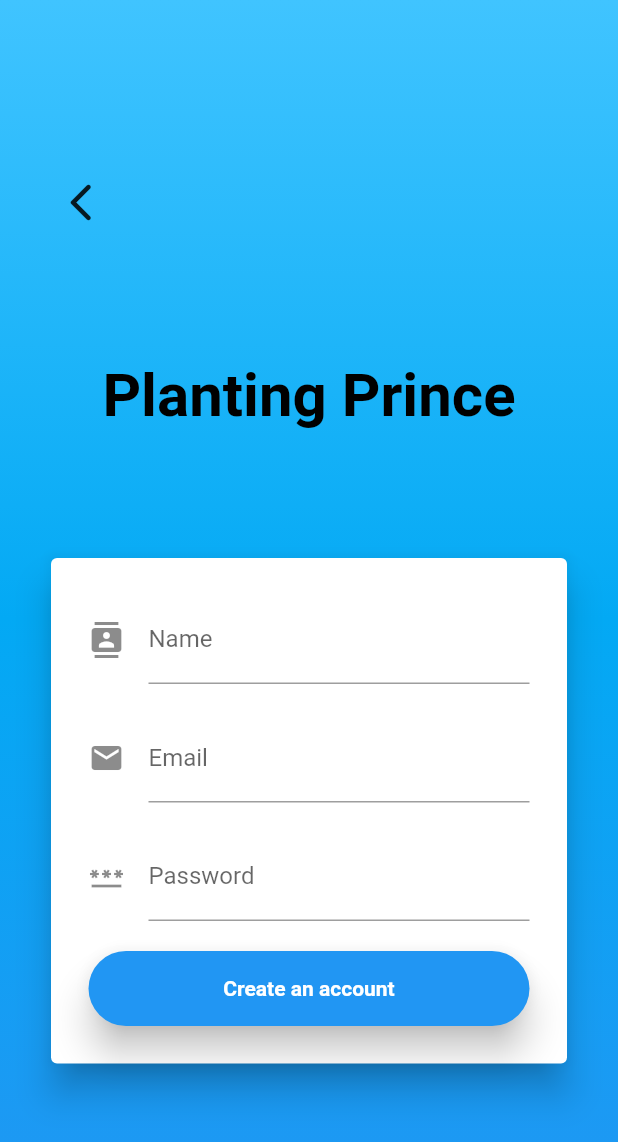
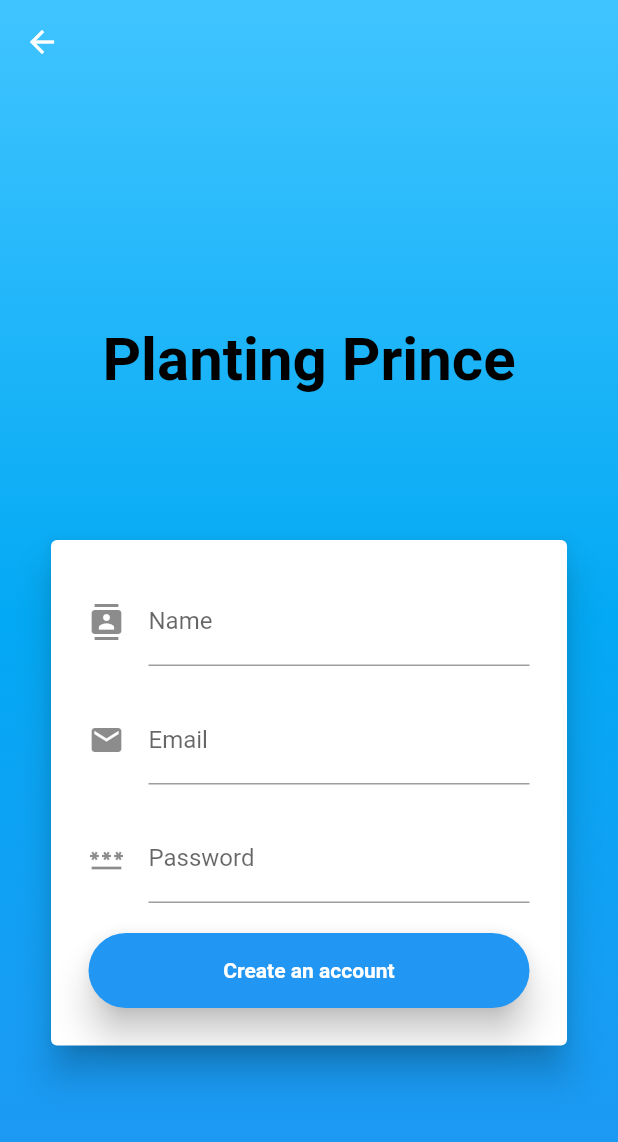
Before and after one commit to Gadi0905/ngtszhim_vt6001cem_project, a Flutter app: the LoginScreen screen opened directly, after a tap on "Register Now", on a phone screen of 412 x 824 dp. Shown: the top 1142 px of the screen. Run offline on Flutter 3.47's test engine with Material 2 defaults, Android fonts, the phone set to English and light mode, and no system bars; our stand-ins replace cloud_firestore, firebase_auth, firebase_core, firebase_database, syncfusion_flutter_charts, top_snackbar_flutter; accounts and stored records are empty.

Commit message:
changed ui and organize the code

```diff
--- a/lib/src/screens/logged_in_screens/index_screen.dart
+++ b/lib/src/screens/logged_in_screens/index_screen.dart
@@ -28,6 +28,7 @@ class _IndexScreenState extends State<IndexScreen> {
   Widget build(BuildContext context) {
     return Scaffold(
       resizeToAvoidBottomInset: false,
+      extendBodyBehindAppBar: true,
       appBar: DefaultAppBarWidget.basicColor(),
       body: _buildBody(context),
       bottomNavigationBar: _buildBottomNavigationBar(),
--- a/lib/src/screens/not_logged_in_screens/login_screen/login_screen.dart
+++ b/lib/src/screens/not_logged_in_screens/login_screen/login_screen.dart
@@ -1,6 +1,7 @@
 import 'package:firebase_auth/firebase_auth.dart';
 import 'package:flutter/material.dart';
 import 'package:ngtszhim_vt6001cem_project/src/helpers/routes_helper/routes_helper.dart';
+import 'package:ngtszhim_vt6001cem_project/src/helpers/widgets_helper/appbar_widget/default_appbar_widget.dart';
 import 'package:ngtszhim_vt6001cem_project/src/helpers/widgets_helper/background_widget/default_background_widget.dart';
 import 'package:ngtszhim_vt6001cem_project/src/helpers/widgets_helper/button_widget/button_widget.dart';
 import 'package:ngtszhim_vt6001cem_project/src/helpers/widgets_helper/button_widget/text_button_widget.dart';
@@ -23,6 +24,8 @@ class _LoginScreenState extends State<LoginScreen> {
   Widget build(BuildContext context) {
     return Scaffold(
       resizeToAvoidBottomInset: false,
+      extendBodyBehindAppBar: true,
+      appBar: DefaultAppBarWidget.basicColor(),
       body: _buildBody(context),
     );
   }
@@ -35,9 +38,7 @@ class _LoginScreenState extends State<LoginScreen> {
         child: Column(
           crossAxisAlignment: CrossAxisAlignment.center,
           children: [
-            const Spacer(),
-            _buildBackButton(context),
-            const Spacer(),
+            const Spacer(flex: 2),
             _buildTitle(),
             const Spacer(),
             _buildCard(context),
@@ -45,21 +46,6 @@ class _LoginScreenState extends State<LoginScreen> {
           ],
         ),
       ),
-    );
-  }
-
-  Widget _buildBackButton(BuildContext context) {
-    return Row(
-      mainAxisAlignment: MainAxisAlignment.start,
-      children: [
-        IconButton(
-          iconSize: 30,
-          icon: const Icon(Icons.arrow_back_ios_new_rounded),
-          onPressed: () {
-            RoutesHelper.pop(context);
-          },
-        )
-      ],
     );
   }
 
--- a/lib/src/screens/not_logged_in_screens/registration_screen/registration_screen.dart
+++ b/lib/src/screens/not_logged_in_screens/registration_screen/registration_screen.dart
@@ -2,6 +2,7 @@ import 'package:cloud_firestore/cloud_firestore.dart';
 import 'package:firebase_auth/firebase_auth.dart';
 import 'package:flutter/material.dart';
 import 'package:ngtszhim_vt6001cem_project/src/helpers/routes_helper/routes_helper.dart';
+import 'package:ngtszhim_vt6001cem_project/src/helpers/widgets_helper/appbar_widget/default_appbar_widget.dart';
 import 'package:ngtszhim_vt6001cem_project/src/helpers/widgets_helper/background_widget/default_background_widget.dart';
 import 'package:ngtszhim_vt6001cem_project/src/helpers/widgets_helper/button_widget/button_widget.dart';
 
@@ -23,6 +24,8 @@ class _RegistrationScreenState extends State<RegistrationScreen> {
   Widget build(BuildContext context) {
     return Scaffold(
       resizeToAvoidBottomInset: false,
+      extendBodyBehindAppBar: true,
+      appBar: DefaultAppBarWidget.basicColor(),
       body: _buildBody(context),
     );
   }
@@ -35,9 +38,7 @@ class _RegistrationScreenState extends State<RegistrationScreen> {
         child: Column(
           crossAxisAlignment: CrossAxisAlignment.center,
           children: [
-            const Spacer(),
-            _buildBackButton(context),
-            const Spacer(),
+            const Spacer(flex: 2),
             _buildTitle(),
             const Spacer(),
             _buildCard(context),
@@ -45,21 +46,6 @@ class _RegistrationScreenState extends State<RegistrationScreen> {
           ],
         ),
       ),
-    );
-  }
-
-  Widget _buildBackButton(BuildContext context) {
-    return Row(
-      mainAxisAlignment: MainAxisAlignment.start,
-      children: [
-        IconButton(
-          iconSize: 30,
-          icon: const Icon(Icons.arrow_back_ios_new_rounded),
-          onPressed: () {
-            RoutesHelper.pop(context);
-          },
-        )
-      ],
     );
   }
 
--- a/lib/src/screens/not_logged_in_screens/welcome_screen.dart
+++ b/lib/src/screens/not_logged_in_screens/welcome_screen.dart
@@ -1,5 +1,6 @@
 import 'package:flutter/material.dart';
 import 'package:ngtszhim_vt6001cem_project/src/helpers/routes_helper/routes_helper.dart';
+import 'package:ngtszhim_vt6001cem_project/src/helpers/widgets_helper/appbar_widget/default_appbar_widget.dart';
 import 'package:ngtszhim_vt6001cem_project/src/helpers/widgets_helper/background_widget/default_background_widget.dart';
 import 'package:ngtszhim_vt6001cem_project/src/helpers/widgets_helper/button_widget/button_widget.dart';
 import 'package:ngtszhim_vt6001cem_project/src/screens/not_logged_in_screens/login_screen/login_screen.dart';
@@ -10,6 +11,8 @@ class WelcomeScreen extends StatelessWidget {
   @override
   Widget build(BuildContext context) {
     return Scaffold(
+      extendBodyBehindAppBar: true,
+      appBar: DefaultAppBarWidget.basicColor(),
       body: _buildBody(context),
     );
   }
```
Also changed, not shown: lib/src/helpers/widgets_helper/appbar_widget/default_appbar_widget.dart (+1 -10 lines), lib/src/screens/logged_in_screens/account_screen/account_screen.dart (+1 -6 lines), lib/src/screens/logged_in_screens/home_screen/home_screen.dart (+1 -11 lines), lib/src/screens/logged_in_screens/home_screen/humidity_screen/humidity_screen.dart (+1 -6 lines), lib/src/screens/logged_in_screens/home_screen/temperature_screen/temperature_screen.dart (+1 -6 lines).
